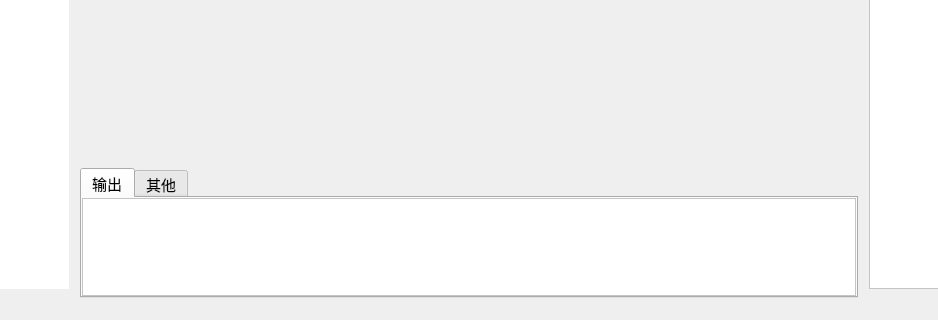
Above: dialogs/mainwindow.ui from L-Net-1992/ADAS_AD_Developer before the change; both pictures show x 171 to 1109 and y 480 to 800 of the 1280 by 800 pixel window. Below: the same form after it.
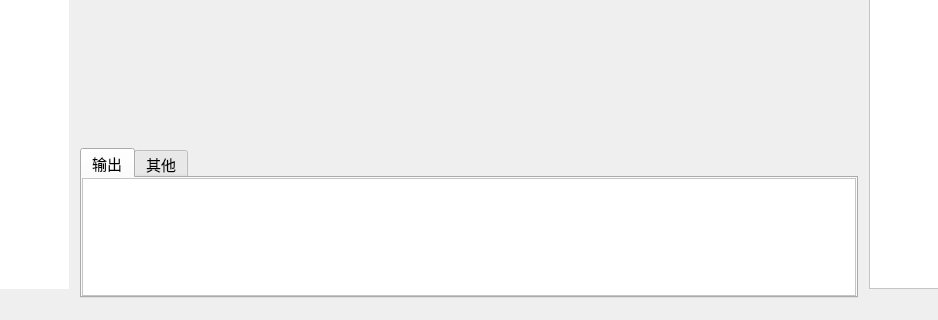
That is the form after the change. The open tabs and pages were chosen to show the change. Icons and pictures are not drawn. Custom widgets are drawn as their Qt base class.

The edit to the form file:
```diff
--- a/dialogs/mainwindow.ui
+++ b/dialogs/mainwindow.ui
@@ -125,7 +125,7 @@
         <property name="maximumSize">
          <size>
           <width>16777215</width>
-          <height>130</height>
+          <height>150</height>
          </size>
         </property>
         <property name="font">
```
Left out of the diff: 26 changed lines with no effect on the pictures.
